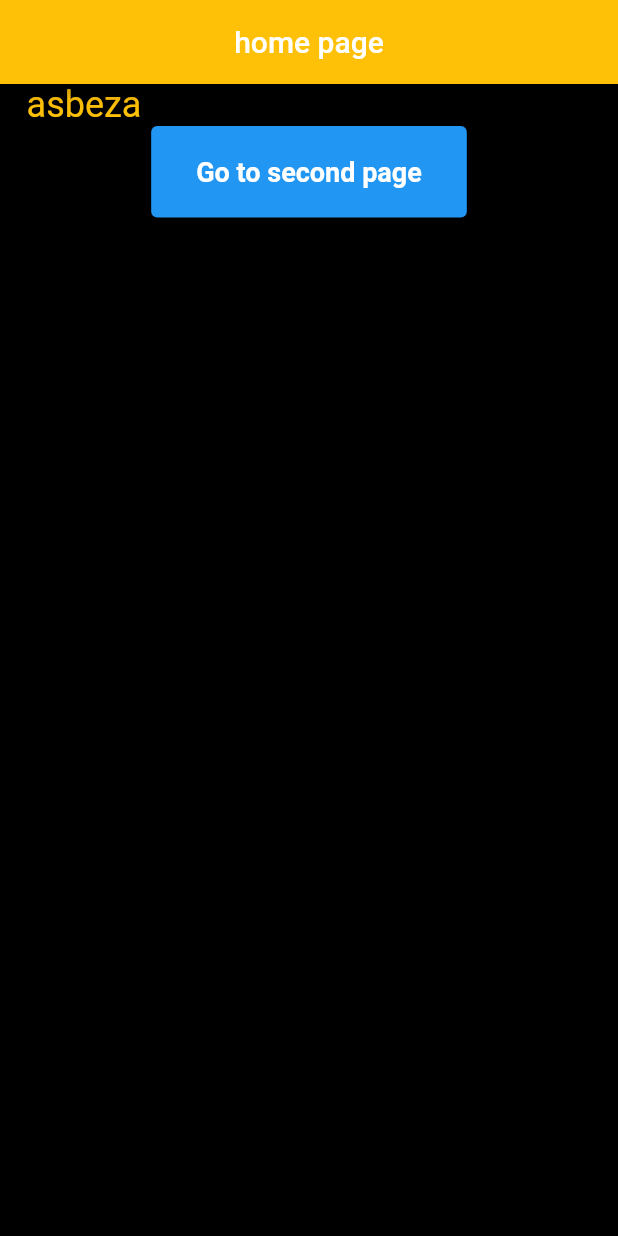
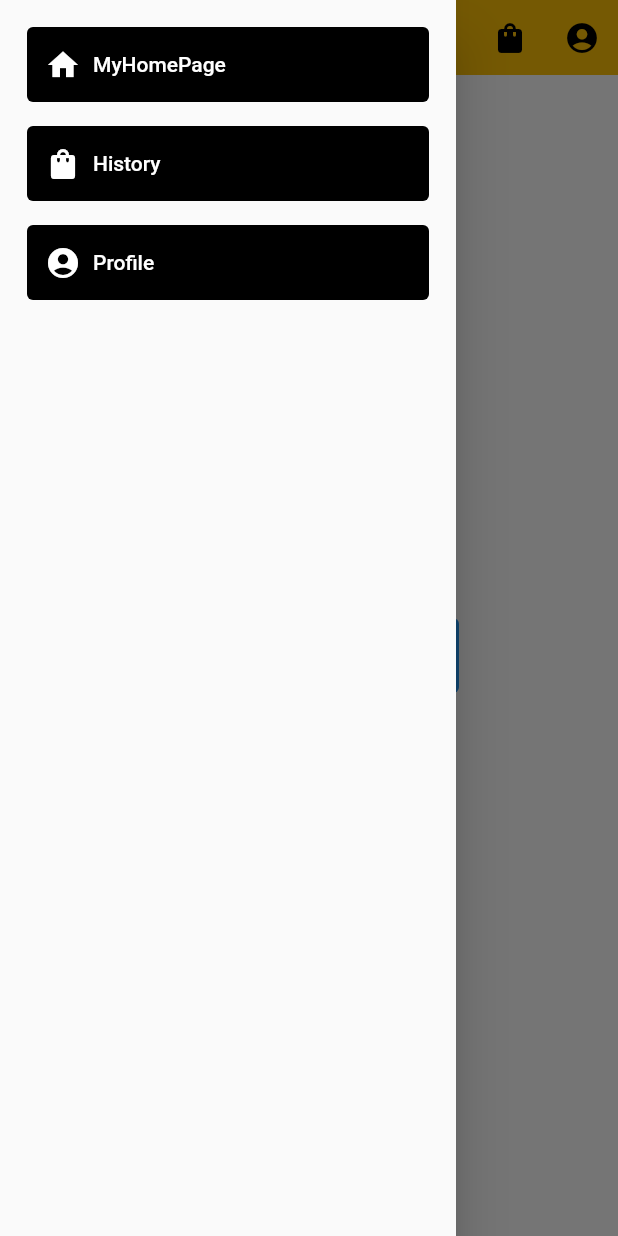
Before and after one commit to Samuel609/Asbeza, a Flutter app: the screen it shows after launch, with the side drawer open (before the commit the screen has no drawer), on a phone screen of 412 x 824 dp. Run offline on Flutter 3.47's test engine with Material 2 defaults, Android fonts, the phone set to English and light mode, and no system bars; our stand-ins replace bloc, equatable, flutter_bloc.

Commit message:
state is managed and home page is done.

```diff
--- a/lib/Presentation/MyHomePage.dart
+++ b/lib/Presentation/MyHomePage.dart
@@ -1,46 +1,107 @@
 import 'package:flutter/material.dart';
-import 'package:grocery101/Presentation/History.dart';
+import 'package:flutter_bloc/flutter_bloc.dart';
+import 'package:grocery101/bloc/grocery_bloc.dart';
+import 'package:grocery101/extra/drawer.dart';
 
-class MyHomePage extends StatelessWidget {
+import '../extra/appbar.dart';
+
+class MyHomePage extends StatefulWidget {
   const MyHomePage({super.key});
 
   @override
+  State<MyHomePage> createState() => _MyHomePageState();
+}
+
+class _MyHomePageState extends State<MyHomePage> {
+  @override
   Widget build(BuildContext context) {
     return Scaffold(
-      backgroundColor: Colors.black,
-      appBar: AppBar(
-        title: const Text("home page"),
-        backgroundColor: Colors.amber,
-        centerTitle: true,
+      backgroundColor: Colors.white,
+      appBar: const PreferredSize(
+        preferredSize: Size.fromHeight(50),
+        child: appBar(),
       ),
-      body: Center(
-          child: Column(
-        children: <Widget>[
-          Container(
-            padding: const EdgeInsets.fromLTRB(0, 0, 300, 0),
-            child: const Text(
-              "asbeza",
-              style: TextStyle(
-                fontSize: 24,
-                color: Colors.amber,
+      drawer: drawer(),
+      body: BlocBuilder<GroceryBloc, GroceryState>(
+        builder: (context, state) {
+          if (state is GroceryInitial) {
+            return Center(
+              child: ElevatedButton.icon(
+                style: ElevatedButton.styleFrom(
+                    minimumSize: const Size(200, 50),
+                    alignment: Alignment.center,
+                    elevation: 0),
+                onPressed: () {
+                  BlocProvider.of<GroceryBloc>(context)
+                      .add(const GroceryEvent());
+                },
+                icon: const Icon(Icons.shopping_basket_rounded),
+                label: const Text("the best asbeza"),
               ),
-            ),
-          ),
-          ElevatedButton(
-            onPressed: () {
-              Navigator.of(context).push(MaterialPageRoute(
-                builder: (context) => const History(),
-                ));
-            },
-              style: ElevatedButton.styleFrom(
-                  padding:
-                      const EdgeInsets.symmetric(horizontal: 30, vertical: 20),
-                  textStyle: const TextStyle(
-                      fontSize: 18, fontWeight: FontWeight.bold)),
-              child: const Text("Go to second page"),
-             )
-        ],
-      )),
+            );
+          }
+          if (state is GroceryLoading) {
+            return const Center(
+              child: CircularProgressIndicator(),
+            );
+          } else if (state is GrocerySuccess) {
+            return Container(
+              margin: const EdgeInsets.only(top: 5),
+              height: MediaQuery.of(context).size.height * 0.88,
+              child: ListView.builder(
+                itemCount: state.itemss.length,
+                itemBuilder: (BuildContext context, int index) {
+                  final itemval = state.itemss[index];
+                  return Column(
+                    children: [
+                      Row(
+                        mainAxisAlignment: MainAxisAlignment.spaceBetween,
+                        children: [
+                          Row(
+                            children: [
+                              Container(
+                                decoration: BoxDecoration(
+                                    image: DecorationImage(
+                                        fit: BoxFit.contain,
+                                        image: NetworkImage(itemval.image))),
+                                height: MediaQuery.of(context).size.height * .1,
+                                width: MediaQuery.of(context).size.width * .3,
+                                margin: const EdgeInsets.symmetric(
+                                    horizontal: 11, vertical: 5),
+                              ),
+                              SizedBox(
+                                width: MediaQuery.of(context).size.width * .4,
+                                child: Column(
+                                  crossAxisAlignment: CrossAxisAlignment.start,
+                                  children: [
+                                    Text(itemval.foodTile),
+                                    Text(
+                                      "${itemval.foodPrice}\$",
+                                      style: const TextStyle(
+                                          fontWeight: FontWeight.w900),
+                                    )
+                                  ],
+                                ),
+                              )
+                            ],
+                          ),
+                          IconButton(
+                              onPressed: () {},
+                              icon: const Icon(Icons.shopping_cart))
+                        ],
+                      ),
+                      const SizedBox(
+                        height: 30,
+                      )
+                    ],
+                  );
+                },
+              ),
+            );
+          }
+          return Container();
+        },
+      ),
     );
   }
 }
--- /dev/null
+++ b/lib/bloc/grocery_bloc.dart
@@ -0,0 +1,22 @@
+import 'package:bloc/bloc.dart';
+import 'package:equatable/equatable.dart';
+import 'package:grocery101/service/api.dart';
+import 'package:meta/meta.dart';
+
+part 'grocery_event.dart';
+part 'grocery_state.dart';
+
+class GroceryBloc extends Bloc<GroceryEvent, GroceryState> {
+  final _apiService = ApiServiceProvider();
+  GroceryBloc() : super(GroceryInitial()) {
+    on<GroceryEvent>((event, emit) async {
+      emit(GroceryLoading());
+      try {
+        final activity = await _apiService.fetchActivity();
+        emit(GrocerySuccess(itemss: activity!));
+      } catch (e) {
+        emit(GroceryInitial());
+      }
+    });
+  }
+}
--- /dev/null
+++ b/lib/bloc/grocery_event.dart
@@ -0,0 +1,8 @@
+part of 'grocery_bloc.dart';
+
+class GroceryEvent extends Equatable {
+  const GroceryEvent();
+
+  @override
+  List<Object> get props => [];
+}
--- /dev/null
+++ b/lib/bloc/grocery_state.dart
@@ -0,0 +1,17 @@
+part of 'grocery_bloc.dart';
+
+abstract class GroceryState extends Equatable {
+  const GroceryState();
+
+  @override
+  List<Object> get props => [];
+}
+
+class GroceryInitial extends GroceryState {}
+
+class GroceryLoading extends GroceryState {}
+
+class GrocerySuccess extends GroceryState {
+  final List itemss;
+  const GrocerySuccess({ required this.itemss});
+}
--- /dev/null
+++ b/lib/extra/appbar.dart
@@ -0,0 +1,29 @@
+import 'package:flutter/material.dart';
+import 'package:grocery101/routes.dart';
+
+class appBar extends StatelessWidget {
+  const appBar({super.key});
+
+  @override
+  Widget build(BuildContext context) {
+    return AppBar(
+      backgroundColor: Colors.amber,
+      elevation: 0,
+      foregroundColor: Colors.black,
+      title: const Text("Asveza"),
+      actions: [
+        IconButton(
+            onPressed: () {
+              Navigator.pushNamed(context, Routes.History);
+            },
+            icon: const Icon(Icons.shopping_bag)),
+        IconButton(
+          onPressed: () {
+            Navigator.pushNamed(context, Routes.Profile);
+          },
+          icon: const Icon(Icons.account_circle),
+        )
+      ],
+    );
+  }
+}
--- /dev/null
+++ b/lib/extra/drawer.dart
@@ -0,0 +1,42 @@
+import 'package:flutter/material.dart';
+
+import '../routes.dart';
+
+class drawer extends StatelessWidget {
+  drawer({super.key});
+  final drawerItems = [
+    {"title": "MyHomePage", "route": Routes.MyHomePage, "icon": Icons.home},
+    {"title": "History", "route": Routes.History, "icon": Icons.shopping_bag},
+    {"title": "Profile", "route": Routes.Profile, "icon": Icons.account_circle}
+  ];
+
+  @override
+  Widget build(BuildContext context) {
+    return SafeArea(
+      child: Drawer(
+          child: Container(
+        margin: const EdgeInsets.all(10),
+        child: ListView.builder(
+          itemCount: drawerItems.length,
+          itemBuilder: (BuildContext context, int index) {
+            final item = drawerItems[index];
+            return Padding(
+              padding: const EdgeInsets.all(8.0),
+              child: ElevatedButton.icon(
+                  style: ElevatedButton.styleFrom(
+                      backgroundColor: Colors.black,
+                      minimumSize: const Size(100, 50),
+                      alignment: Alignment.centerLeft,
+                      elevation: 0),
+                  onPressed: () {
+                    Navigator.pushNamed(context, item["route"].toString());
+                  },
+                  icon: Icon(item["icon"] as IconData?),
+                  label: Text(item["title"].toString())),
+            );
+          },
+        ),
+      )),
+    );
+  }
+}
--- a/lib/main.dart
+++ b/lib/main.dart
@@ -1,4 +1,9 @@
 import 'package:flutter/material.dart';
+import 'package:flutter_bloc/flutter_bloc.dart';
+import 'package:grocery101/Presentation/History.dart';
+import 'package:grocery101/Presentation/Profile.dart';
+import 'package:grocery101/bloc/grocery_bloc.dart';
+import 'package:grocery101/routes.dart';
 
 import 'Presentation/MyHomePage.dart';
 
@@ -11,8 +16,17 @@ class MyApp extends StatelessWidget {
 
   @override
   Widget build(BuildContext context) {
-    return const MaterialApp(
-      home: MyHomePage(),
+    return BlocProvider(
+      create: (context) => GroceryBloc(),
+      child: MaterialApp(
+        initialRoute: Routes.MyHomePage,
+        routes: {
+          Routes.MyHomePage: (context) => const MyHomePage(),
+          Routes.History: (context) => const History(),
+          Routes.Profile: (context) => const ProfilePage()
+        },
+        debugShowCheckedModeBanner: false,
+      ),
     );
   }
 }
--- a/lib/model/item_tile.dart
+++ b/lib/model/item_tile.dart
@@ -2,7 +2,7 @@ import 'package:flutter/material.dart';
 
 class ItemTile extends StatelessWidget {
   final String name;
-  final int amount;
+  final num amount;
 
   const ItemTile({required this.name, required this.amount, super.key});
 
--- /dev/null
+++ b/lib/routes.dart
@@ -0,0 +1,5 @@
+class Routes {
+  static String MyHomePage = "/";
+  static String History = "/History";
+  static String Profile = "/Profile";
+}
--- a/pubspec.yaml
+++ b/pubspec.yaml
@@ -35,6 +35,10 @@ dependencies:
   # The following adds the Cupertino Icons font to your application.
   # Use with the CupertinoIcons class for iOS style icons.
   cupertino_icons: ^1.0.2
+  flutter_bloc: ^8.1.2
+  bloc: ^8.1.1
+  equatable: ^2.0.5
+  http: ^0.13.5
 
 dev_dependencies:
   flutter_test:
```
Also changed, not shown: lib/Presentation/History.dart (+1 -12 lines), lib/Presentation/Profile.dart (added, +24 -0 lines), lib/model/Item.dart (+21 -12 lines), lib/service/api.dart (added, +22 -0 lines), pubspec.lock.
